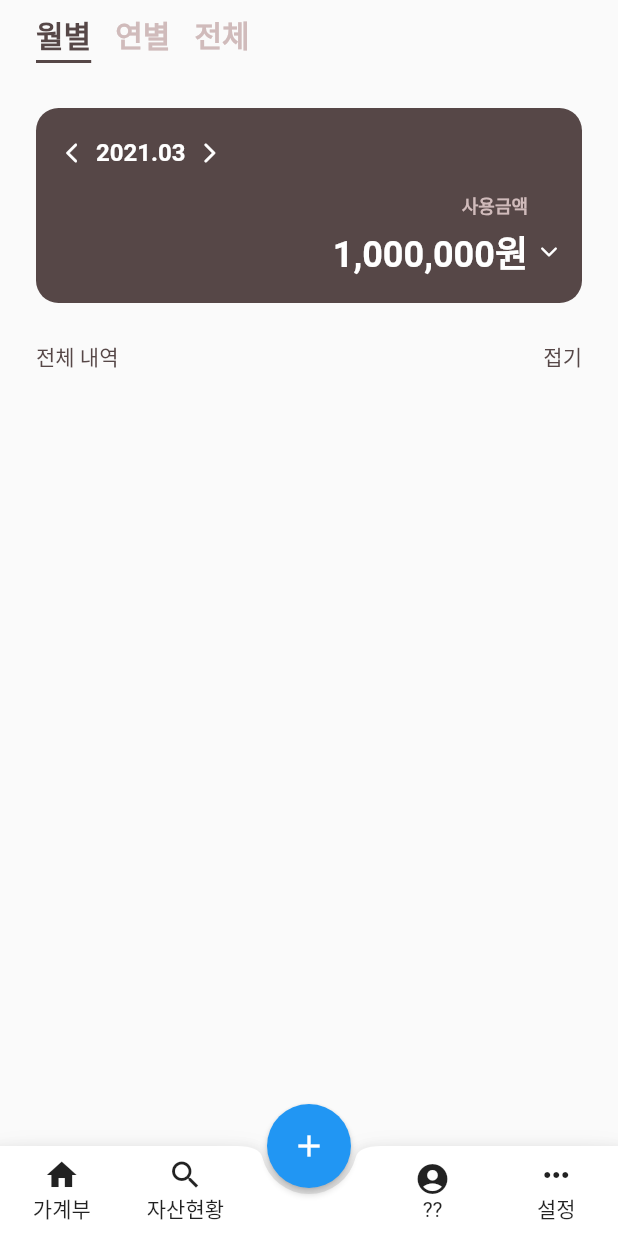
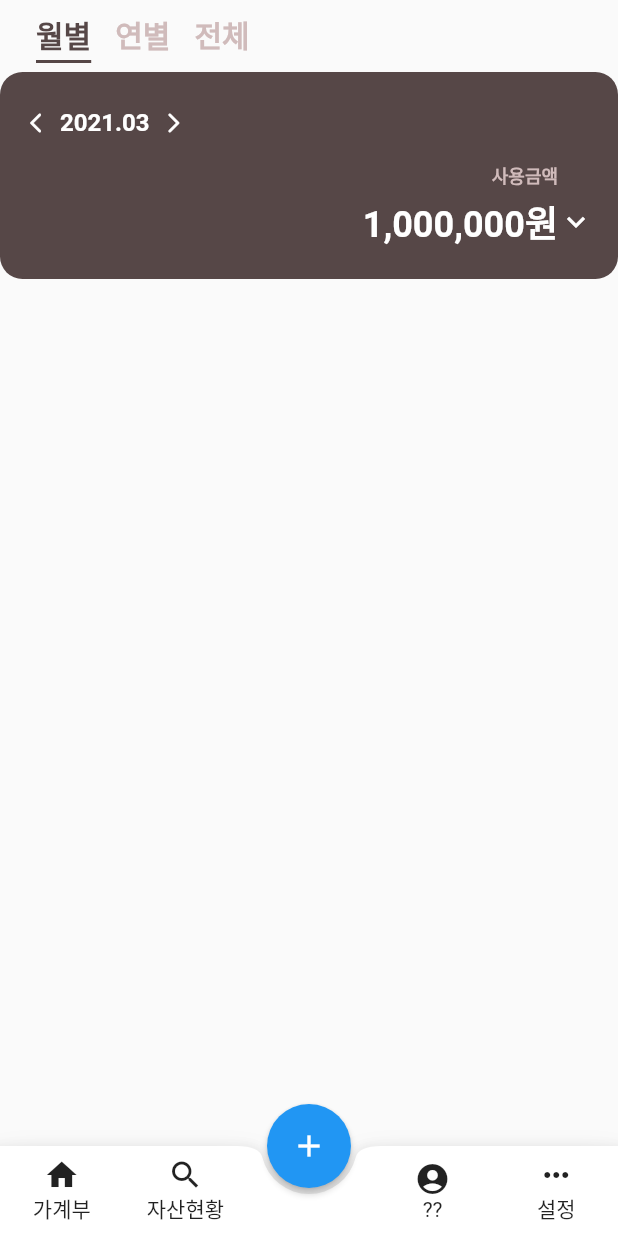
Before and after one commit to hyuntae0117/accounting_book, a Flutter app: the screen it shows after launch, on a phone screen of 412 x 824 dp. Run offline on Flutter 3.47's test engine with Material 2 defaults, Android fonts, the phone set to English and light mode, and no system bars; drawn by our look-alikes of expandable; our stand-ins replace flutter_svg; Roboto replaces fonts that are missing (SpoqaHanSans).

Commit message:
added: chocolate view

```diff
--- /dev/null
+++ b/lib/view/module/chocolate_view.dart
@@ -0,0 +1,137 @@
+import 'dart:math' as math;
+
+import 'package:expandable/expandable.dart';
+import 'package:flutter/material.dart';
+import '../../design_system.dart';
+
+class ChocolateView extends StatelessWidget {
+  @override
+  Widget build(BuildContext context) {
+    return ExpandableNotifier(
+      child: Container(
+        padding: EdgeInsets.fromLTRB(16, 20, 16, 20),
+        decoration: BoxDecoration(
+          color: mono700,
+          borderRadius: BorderRadius.all(
+            Radius.circular(15),
+          ),
+        ),
+        child: Column(
+          children: <Widget>[
+            SizedBox(
+              height: 4,
+            ),
+            Align(
+              alignment: Alignment.centerLeft,
+              child: Row(
+                crossAxisAlignment: CrossAxisAlignment.center,
+                children: [
+                  SizedBox(
+                    width: 24,
+                    height: 20,
+                    child: IconButton(
+                      padding: EdgeInsets.only(right: 8),
+                      icon: Icon(
+                        Icons.arrow_back_ios_rounded,
+                        color: Colors.white,
+                        size: 16,
+                      ),
+                      onPressed: () {},
+                    ),
+                  ),
+                  Text(
+                    "2021.03",
+                    style: TextStyle(
+                      fontSize: 16,
+                      color: mono100,
+                      fontWeight: FontWeight.bold,
+                    ),
+                  ),
+                  SizedBox(
+                    width: 24,
+                    height: 20,
+                    child: IconButton(
+                      padding: EdgeInsets.only(left: 8),
+                      icon: Icon(
+                        Icons.arrow_forward_ios_rounded,
+                        color: Colors.white,
+                        size: 16,
+                      ),
+                      onPressed: () {},
+                    ),
+                  )
+                ],
+              ),
+            ),
+            SizedBox(height: 16),
+            Align(
+              alignment: Alignment.centerRight,
+              child: Padding(
+                padding: const EdgeInsets.only(right: 24),
+                child: Text(
+                  "사용금액",
+                  style: TextStyle(
+                      fontSize: 12,
+                      color: mono400,
+                      fontWeight: FontWeight.bold),
+                ),
+              ),
+            ),
+            SizedBox(height: 4),
+            ExpandablePanel(
+              theme: const ExpandableThemeData(
+                iconPadding: EdgeInsets.fromLTRB(0, 0, 0, 0),
+                // iconPadding: EdgeInsets.fromLTRB(8, 0, 0, 0),
+                iconSize: 24,
+                iconColor: Colors.white,
+                headerAlignment: ExpandablePanelHeaderAlignment.center,
+                tapBodyToCollapse: true,
+              ),
+              header: Row(
+                mainAxisAlignment: MainAxisAlignment.end,
+                children: [
+                  Text(
+                    "1,000,000원",
+                    style: TextStyle(
+                      fontSize: 24,
+                      color: mono100,
+                      fontWeight: FontWeight.bold,
+                    ),
+                  ),
+                ],
+              ),
+              expanded: Container(
+                width: double.infinity,
+                padding: EdgeInsets.fromLTRB(16, 14, 24, 0),
+                child: Column(
+                  crossAxisAlignment: CrossAxisAlignment.end,
+                  children: [
+                    Text(
+                      "+1,200,000원",
+                      style: TextStyle(color: mono100),
+                    ),
+                    SizedBox(
+                      height: 8,
+                    ),
+                    Text(
+                      "-100,000원",
+                      style: TextStyle(color: mono100),
+                    ),
+                    SizedBox(
+                      height: 8,
+                    ),
+                    Text(
+                      "400,000원",
+                      style: TextStyle(color: mono100),
+                    ),
+                  ],
+                ),
+              ),
+              collapsed: null,
+            ),
+          ],
+        ),
+      ),
+    );
+  }
+}
--- a/lib/view/page/accounting_page.dart
+++ /dev/null
@@ -1,235 +0,0 @@
-import 'dart:ui';
-
-import 'package:accounting_book/view/module/daily_expenditure_view.dart';
-import 'package:expandable/expandable.dart';
-import 'package:flutter/widgets.dart';
-import 'package:flutter/material.dart';
-import 'package:flutter_svg/svg.dart';
-
-import '../../design_system.dart';
-
-class AccountingPage extends StatefulWidget {
-  @override
-  _AccountingPageState createState() => _AccountingPageState();
-}
-
-class _AccountingPageState extends State<AccountingPage>
-    with SingleTickerProviderStateMixin {
-  @override
-  bool get wantKeepAlive => true;
-
-  TabController tabController;
-
-  @override
-  void initState() {
-    tabController = TabController(length: 3, vsync: this);
-    super.initState();
-  }
-
-  @override
-  void dispose() {
-    super.dispose();
-    tabController.dispose();
-  }
-
-  @override
-  Widget build(BuildContext context) {
-    const unselectedColor = mono400;
-    const selectedColor = mono700;
-
-    return DefaultTabController(
-      length: 3,
-      child: Scaffold(
-        appBar: PreferredSize(
-          preferredSize: Size(30, 100),
-          child: Padding(
-            padding: const EdgeInsets.fromLTRB(16, 0, 16, 0),
-            child: TabBar(
-                indicatorColor: mono700,
-                indicatorPadding: EdgeInsets.fromLTRB(8, 6, 8, 6),
-                isScrollable: true,
-                labelColor: selectedColor,
-                unselectedLabelColor: unselectedColor,
-                tabs: [
-                  new Tab(
-                    child: Text(
-                      '월별',
-                      style:
-                          TextStyle(fontSize: 20, fontWeight: FontWeight.bold),
-                    ),
-                  ),
-                  new Tab(
-                    child: Text(
-                      '연별',
-                      style:
-                          TextStyle(fontSize: 20, fontWeight: FontWeight.bold),
-                    ),
-                  ),
-                  new Tab(
-                    child: Text(
-                      '전체',
-                      style:
-                          TextStyle(fontSize: 20, fontWeight: FontWeight.bold),
-                    ),
-                  ),
-                ],
-                controller: tabController,
-                labelPadding: EdgeInsets.fromLTRB(8, 0, 8, 0)),
-          ),
-        ),
-        body: Column(
-          children: [
-            Container(
-              margin: const EdgeInsets.fromLTRB(24, 24, 24, 0),
-              padding: EdgeInsets.all(16),
-              decoration: new BoxDecoration(
-                color: mono700,
-                borderRadius: BorderRadius.all(
-                  Radius.circular(15),
-                ),
-              ),
-              width: double.infinity,
-              child: Column(
-                mainAxisSize: MainAxisSize.max,
-                children: [
-                  SizedBox(
-                    height: 4,
-                  ),
-                  Align(
-                    alignment: Alignment.centerLeft,
-                    child: Row(
-                      crossAxisAlignment: CrossAxisAlignment.center,
-                      children: [
-                        SizedBox(
-                          width: 24,
-                          height: 20,
-                          child: IconButton(
-                            padding: EdgeInsets.only(right: 8),
-                            icon: Icon(
-                              Icons.arrow_back_ios_rounded,
-                              color: Colors.white,
-                              size: 16,
-                            ),
-                            onPressed: () {},
-                          ),
-                        ),
-                        Text(
-                          "2021.03",
-                          style: TextStyle(
-                            fontSize: 16,
-                            color: mono100,
-                            fontWeight: FontWeight.bold,
-                          ),
-                        ),
-                        SizedBox(
-                          width: 24,
-                          height: 20,
-                          child: IconButton(
-                            padding: EdgeInsets.only(left: 8),
-                            icon: Icon(
-                              Icons.arrow_forward_ios_rounded,
-                              color: Colors.white,
-                              size: 16,
-                            ),
-                            onPressed: () {},
-                          ),
-                        )
-                      ],
-                    ),
-                  ),
-                  SizedBox(height: 16),
-                  Align(
-                    alignment: Alignment.centerRight,
-                    child: Padding(
-                      padding: const EdgeInsets.only(right: 20),
-                      child: Text(
-                        "사용금액",
-                        style: TextStyle(
-                            fontSize: 12,
-                            color: mono400,
-                            fontWeight: FontWeight.bold),
-                      ),
-                    ),
-                  ),
-                  SizedBox(height: 4),
-                  Row(
-                    mainAxisAlignment: MainAxisAlignment.end,
-                    children: [
-                      Text(
-                        "1,000,000원",
-                        style: TextStyle(
-                          fontSize: 24,
-                          color: mono100,
-                          fontWeight: FontWeight.bold,
-                        ),
-                      ),
-                      SizedBox(
-                        width: 8,
-                      ),
-                      SvgPicture.asset(
-                        'assets/images/arrow_down.svg',
-                        semanticsLabel: 'btn-indicator',
-                      )
-                    ],
-                  ),
-                ],
-              ),
-            ),
-            Container(
-              margin: EdgeInsets.fromLTRB(16, 16, 24, 8),
-              child: SizedBox(
-                height: 40,
-                child: Row(
-                  children: [
-                    Stack(
-                      children: [
-                        Positioned(
-                          child: TextButton(
-                            onPressed: () {},
-                            child: Text(
-                              "전체 내역",
-                              style: TextStyle(
-                                color: mono700,
-                                fontSize: 14,
-                              ),
-                            ),
-                          ),
-                        )
-                      ],
-                    ),
-                    Expanded(child: SizedBox()),
-                    Text(
-                      "접기",
-                      style: TextStyle(
-                        fontSize: 14,
-                        color: mono700,
-                      ),
-                    ),
-                  ],
-                ),
-              ),
-            ),
-            // Padding(
-            //   padding: const EdgeInsets.fromLTRB(24, 0, 24, 0),
-            //   child: DailyExpenditureView(),
-            // ),
-            // ExpandableTheme(
-            //   data: const ExpandableThemeData(
-            //     iconColor: Colors.blue,
-            //     useInkWell: true,
-            //   ),
-            //   child: ListView(
-            //     physics: const BouncingScrollPhysics(),
-            //     children: <Widget>[
-            //       Text("hihi"),
-            //       Text("hihi"),
-            //       Text("hihi"),
-            //     ],
-            //   ),
-            // )
-          ],
-        ),
-      ),
-    );
-  }
-}
--- a/lib/view/page/main_page.dart
+++ b/lib/view/page/main_page.dart
@@ -1,5 +1,5 @@
 import 'package:accounting_book/view/module/fab_bottom_app_bar_item.dart';
-import 'package:accounting_book/view/page/accounting_page.dart';
+import 'package:accounting_book/view/page/tab_page/accounting/accounting_tab_page.dart';
 import 'package:accounting_book/view/page/etc_page.dart';
 import 'package:accounting_book/view/page/expenditure_register_page.dart';
 import 'package:flutter/cupertino.dart';
--- /dev/null
+++ b/lib/view/page/tab_page/accounting/accounting_tab_page.dart
@@ -0,0 +1,89 @@
+import 'dart:ui';
+
+import 'package:accounting_book/view/module/chocolate_view.dart';
+import 'package:accounting_book/view/module/daily_expenditure_view.dart';
+import 'package:expandable/expandable.dart';
+import 'package:flutter/widgets.dart';
+import 'package:flutter/material.dart';
+import 'package:flutter_svg/svg.dart';
+
+import '../../../../design_system.dart';
+
+class AccountingPage extends StatefulWidget {
+  @override
+  _AccountingPageState createState() => _AccountingPageState();
+}
+
+class _AccountingPageState extends State<AccountingPage>
+    with SingleTickerProviderStateMixin {
+  @override
+  bool get wantKeepAlive => true;
+
+  TabController tabController;
+
+  @override
+  void initState() {
+    tabController = TabController(length: 3, vsync: this);
+    super.initState();
+  }
+
+  @override
+  void dispose() {
+    super.dispose();
+    tabController.dispose();
+  }
+
+  @override
+  Widget build(BuildContext context) {
+    const unselectedColor = mono400;
+    const selectedColor = mono700;
+
+    return DefaultTabController(
+      length: 3,
+      child: Scaffold(
+        appBar: PreferredSize(
+          preferredSize: Size(30, 100),
+          child: Padding(
+            padding: const EdgeInsets.fromLTRB(16, 0, 16, 0),
+            child: TabBar(
+                indicatorColor: mono700,
+                indicatorPadding: EdgeInsets.fromLTRB(8, 6, 8, 6),
+                isScrollable: true,
+                labelColor: selectedColor,
+                unselectedLabelColor: unselectedColor,
+                tabs: [
+                  new Tab(
+                    child: Text(
+                      '월별',
+                      style:
+                          TextStyle(fontSize: 20, fontWeight: FontWeight.bold),
+                    ),
+                  ),
+                  new Tab(
+                    child: Text(
+                      '연별',
+                      style:
+                          TextStyle(fontSize: 20, fontWeight: FontWeight.bold),
+                    ),
+                  ),
+                  new Tab(
+                    child: Text(
+                      '전체',
+                      style:
+                          TextStyle(fontSize: 20, fontWeight: FontWeight.bold),
+                    ),
+                  ),
+                ],
+                controller: tabController,
+                labelPadding: EdgeInsets.fromLTRB(8, 0, 8, 0)),
+          ),
+        ),
+        body: Column(
+          children: [
+            ChocolateView(),
+          ],
+        ),
+      ),
+    );
+  }
+}
```
